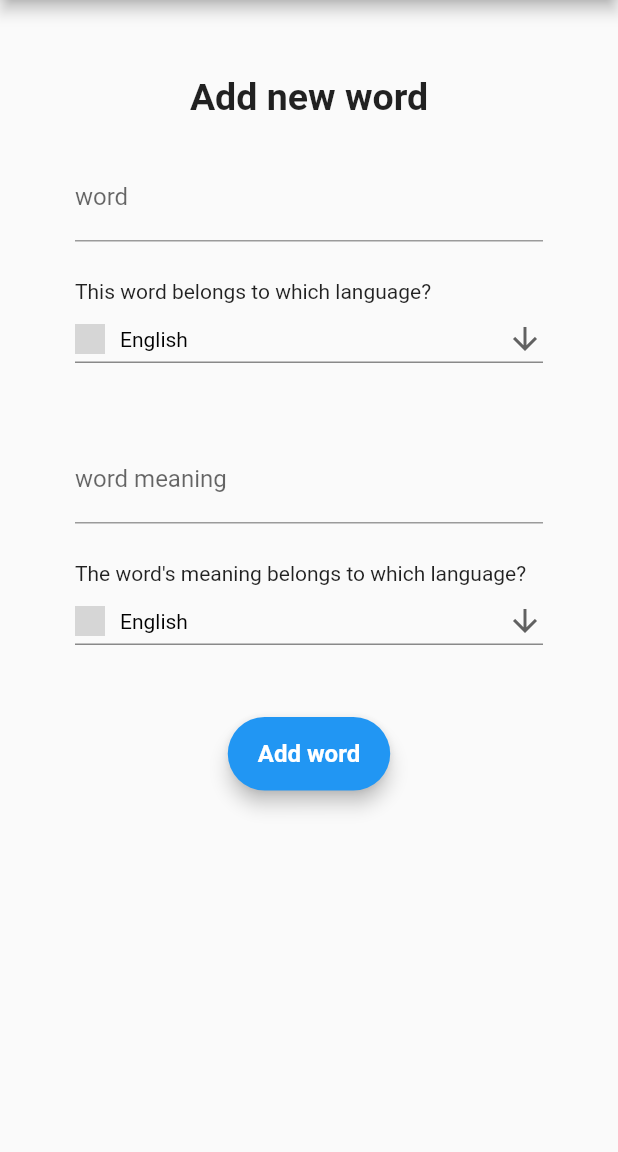
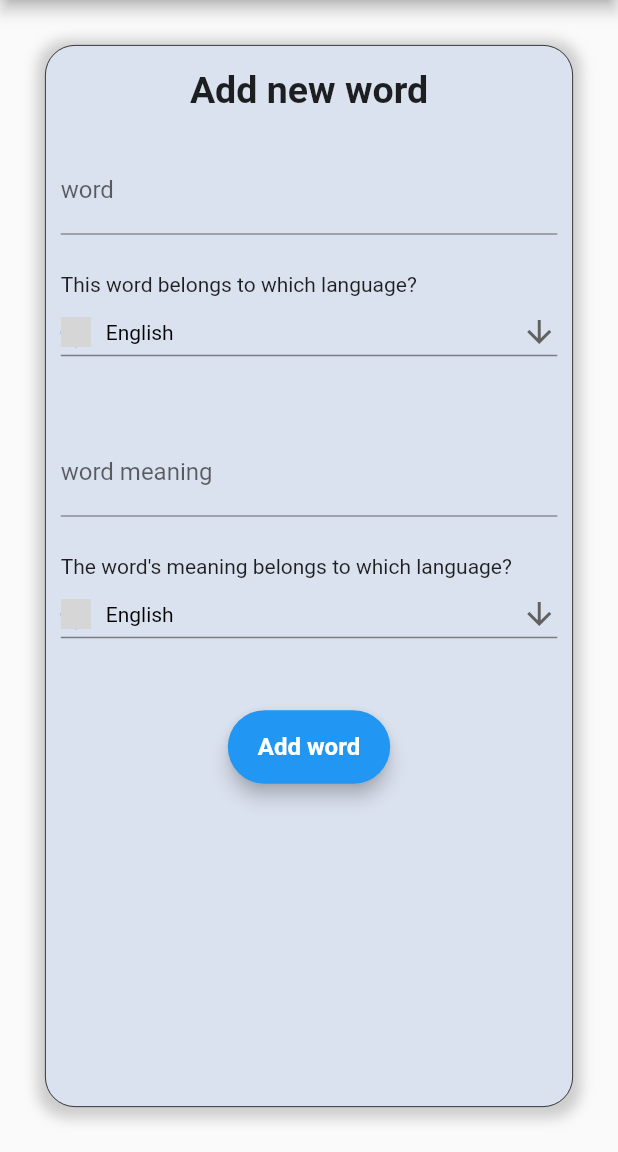
Before and after one commit to seyed0123/word-wolf, a Flutter app: the new_word screen opened by its route, on a phone screen of 412 x 824 dp, the part 84-1236 px from its top. Run offline on Flutter 3.47's test engine with Material 2 defaults, Android fonts, the light colour scheme and no system bars; our stand-ins replace flip_card, flutter_dotenv, google_fonts, loading_indicator, percent_indicator, shared_preferences; missing offline and left inert: wave_loading_indicator; accounts and stored records are empty; network calls fail; Roboto replaces fonts that are missing (Baskervville); grey boxes are pictures that could not be loaded.

```diff
--- a/lib/words/new_word.dart
+++ b/lib/words/new_word.dart
@@ -181,9 +181,28 @@ class _NewWordState extends State<new_word> {
         ),
       ),
       body: Padding(
-        padding: const EdgeInsets.all(50.0),
+        padding: const EdgeInsets.all(30.0),
         child: Center(
+          child: Container(
+            padding: const EdgeInsets.symmetric(horizontal: 10, vertical: 15),
+            decoration: BoxDecoration(
+              border: const Border.symmetric(
+                vertical: BorderSide(width: 0.5),
+                horizontal: BorderSide(width: 0.5),
+              ),
+              borderRadius: const BorderRadius.all(Radius.circular(20)),
+              color: hexToColor('DBE2EF'),
+              boxShadow: [
+                BoxShadow(
+                  color: Colors.grey.withOpacity(0.5), // Shadow color
+                  spreadRadius: 5, // Spread radius
+                  blurRadius: 7, // Blur radius
+                  offset: const Offset(0, 2), // Position of shadow
+                ),
+              ],
+            ),
             child: Column(
+              mainAxisAlignment: MainAxisAlignment.start,
               children: [
                 const Text(
                   'Add new word',
@@ -316,6 +335,7 @@ class _NewWordState extends State<new_word> {
             ),
           ),
         ),
+      ),
     );
   }
 }
--- a/lib/words/word_list.dart
+++ b/lib/words/word_list.dart
@@ -17,10 +17,12 @@ class word_list extends StatefulWidget {
 class _WordListState extends State<word_list> {
   List<Word> words = [];
   bool isLoading = true;
+  bool empty = true;
 
   Future<void> getWords() async {
     setState(() {
       isLoading = true;
+      empty = true;
     });
 
     try {
```
Also changed, not shown: lib/home/home.dart (+8 -3 lines), lib/lesson/lesson_page.dart (+8 -1 lines), lib/main.dart (+6 -4 lines). Lines whose indentation alone changed are shown as unchanged.
